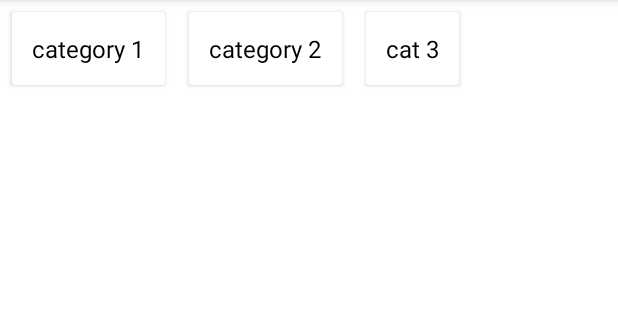
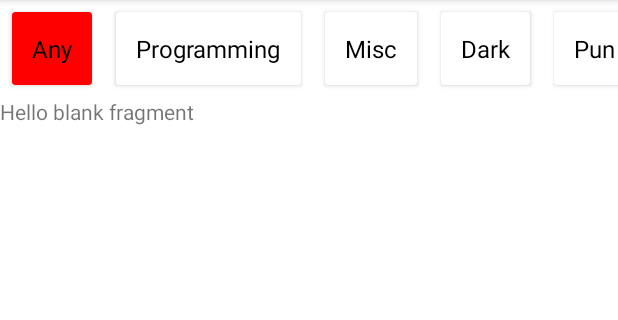
Before and after one commit to JAPHETHNYARANGA/JokesAndroidApp, an Android app: the screen it shows after launch (MainActivity), on a phone screen of 412 x 824 dp, the part 84-404 px from its top. Run offline under Robolectric (Android 15) with nearby library versions, the phone set to English and light mode, and no system bars.

Commit message:
Created url for various joke categories

```diff
--- a/app/build.gradle
+++ b/app/build.gradle
@@ -33,6 +33,7 @@ dependencies {
     implementation 'androidx.appcompat:appcompat:1.3.1'
     implementation 'com.google.android.material:material:1.4.0'
     implementation 'androidx.constraintlayout:constraintlayout:2.1.1'
+    implementation 'androidx.legacy:legacy-support-v4:1.0.0'
     testImplementation 'junit:junit:4.+'
     androidTestImplementation 'androidx.test.ext:junit:1.1.3'
     androidTestImplementation 'androidx.test.espresso:espresso-core:3.4.0'
--- a/app/src/main/java/com/moringaschool/nyarangajokesapp/Adapters/CategoryAdapter.java
+++ b/app/src/main/java/com/moringaschool/nyarangajokesapp/Adapters/CategoryAdapter.java
@@ -1,14 +1,22 @@
 package com.moringaschool.nyarangajokesapp.Adapters;
 
+import android.graphics.Color;
 import android.view.LayoutInflater;
 import android.view.View;
 import android.view.ViewGroup;
 import android.widget.TextView;
+import android.widget.Toast;
 
 import androidx.annotation.NonNull;
+import androidx.appcompat.app.AppCompatActivity;
+import androidx.cardview.widget.CardView;
+import androidx.fragment.app.Fragment;
+import androidx.fragment.app.FragmentManager;
+import androidx.fragment.app.FragmentTransaction;
 import androidx.recyclerview.widget.RecyclerView;
 
 import com.moringaschool.nyarangajokesapp.R;
+import com.moringaschool.nyarangajokesapp.fragments.Main;
 
 import org.w3c.dom.Text;
 
@@ -16,13 +24,14 @@ import java.util.List;
 
 //this adapter extends recycler view adapter since its an adapter for the recycler view
 //view holder is the paremeter , since its where we are going to reference to our customLayout
-//<CtegoryAdapter.View holder> - is because the view holder is inside the category Adapter
+//<CategoryAdapter.View holder> - is because the view holder is inside the category Adapter
 //implements methods
 //the category adapter will be referenced in the main activity, so that we are able to display the api in the recyclerview
 public class CategoryAdapter extends RecyclerView.Adapter<CategoryAdapter.ViewHolder> {
 
     //to receive the data for our categories
     List<String> cats;
+    int positionOfCard;
 
     public CategoryAdapter(List<String> cats){
         this.cats = cats;
@@ -39,6 +48,12 @@ public class CategoryAdapter extends RecyclerView.Adapter<CategoryAdapter.ViewHo
     @Override
     public void onBindViewHolder(@NonNull  CategoryAdapter.ViewHolder holder, int position) {
         holder.catName.setText(cats.get(position));
+        if(positionOfCard == position){
+            holder.cardItem.setCardBackgroundColor(Color.RED);
+        }else{
+            holder.cardItem.setCardBackgroundColor(Color.WHITE);
+        }
+
     }
 
     @Override
@@ -47,11 +62,55 @@ public class CategoryAdapter extends RecyclerView.Adapter<CategoryAdapter.ViewHo
     }
 
     //reference the text view
-    public class ViewHolder extends  RecyclerView.ViewHolder{
+    public class ViewHolder extends  RecyclerView.ViewHolder implements View.OnClickListener{
         TextView catName;
+        CardView cardItem;
         public ViewHolder(@NonNull  View itemView) {
             super(itemView);
             catName = itemView.findViewById(R.id.catName);
+            cardItem = itemView.findViewById(R.id.cardItem);
+            itemView.setOnClickListener(this);
+        }
+
+        @Override
+        public void onClick(View v) {
+            notifyItemChanged(positionOfCard);
+            positionOfCard = getAdapterPosition();
+            notifyItemChanged(positionOfCard);
+
+            if(cats.get(positionOfCard).equals("Any")){
+              loadFragment(v,new Main(v.getContext().getResources().getString(R.string.Url)+ "Any?amount=10"));
+            }
+
+            if(cats.get(positionOfCard).equals("Programming")){
+                loadFragment(v,new Main(v.getContext().getResources().getString(R.string.Url)+ "Programming?amount=10"));
+            }
+
+            if(cats.get(positionOfCard).equals("Misc")){
+                loadFragment(v,new Main(v.getContext().getResources().getString(R.string.Url)+ "Misc?amount=10"));
+            }
+
+            if(cats.get(positionOfCard).equals("Dark")){
+                loadFragment(v,new Main(v.getContext().getResources().getString(R.string.Url)+ "Dark?amount=10"));
+            }
+
+            if(cats.get(positionOfCard).equals("Pun")){
+                loadFragment(v,new Main(v.getContext().getResources().getString(R.string.Url)+ "Pun?amount=10"));
+            }
+
+            if(cats.get(positionOfCard).equals("Spooky")){
+                loadFragment(v,new Main(v.getContext().getResources().getString(R.string.Url)+ "Spooky?amount=10"));
+            }
+
+            if(cats.get(positionOfCard).equals("Christmas")){
+                loadFragment(v,new Main(v.getContext().getResources().getString(R.string.Url)+ "Christmas?amount=10"));
+            }
         }
     }
+    public void loadFragment(View v ,Fragment fragment){
+        AppCompatActivity activity = (AppCompatActivity)v.getContext();
+        FragmentManager manager = activity.getSupportFragmentManager();
+        FragmentTransaction transaction = manager.beginTransaction().replace(R.id.fragment_container, fragment);
+        transaction.commit();
+    }
 }
--- a/app/src/main/java/com/moringaschool/nyarangajokesapp/MainActivity.java
+++ b/app/src/main/java/com/moringaschool/nyarangajokesapp/MainActivity.java
@@ -1,6 +1,8 @@
 package com.moringaschool.nyarangajokesapp;
 
 import androidx.appcompat.app.AppCompatActivity;
+import androidx.fragment.app.FragmentManager;
+import androidx.fragment.app.FragmentTransaction;
 import androidx.recyclerview.widget.LinearLayoutManager;
 import androidx.recyclerview.widget.RecyclerView;
 
@@ -8,6 +10,7 @@ import android.os.Bundle;
 import android.widget.LinearLayout;
 
 import com.moringaschool.nyarangajokesapp.Adapters.CategoryAdapter;
+import com.moringaschool.nyarangajokesapp.fragments.Main;
 
 import java.util.ArrayList;
 import java.util.List;
@@ -25,14 +28,22 @@ public class MainActivity extends AppCompatActivity {
         categories = new ArrayList<>();
 
         //insert cat names
-        categories.add("category 1");
-        categories.add("category 2");
-        categories.add("cat 3");
+        categories.add("Any");
+        categories.add("Programming");
+        categories.add("Misc");
+        categories.add("Dark");
+        categories.add("Pun");
+        categories.add("Spooky");
+        categories.add("Chrismas");
 
         catList = findViewById(R.id.catList);
         adapter = new CategoryAdapter(categories);
 
-        catList.setLayoutManager(new LinearLayoutManager(this, LinearLayout.HORIZONTAL, false));
+        catList.setLayoutManager(new LinearLayoutManager(this, LinearLayoutManager.HORIZONTAL, false));
         catList.setAdapter(adapter);
+
+        FragmentManager manager = getSupportFragmentManager();
+        FragmentTransaction transaction = manager.beginTransaction().replace(R.id.fragment_container, new Main(getResources().getString(R.string.Url)+ "Any?amount=10"));
+        transaction.commit();
     }
 }
--- /dev/null
+++ b/app/src/main/java/com/moringaschool/nyarangajokesapp/fragments/Main.java
@@ -0,0 +1,31 @@
+package com.moringaschool.nyarangajokesapp.fragments;
+
+import android.os.Bundle;
+
+import androidx.fragment.app.Fragment;
+
+import android.util.Log;
+import android.view.LayoutInflater;
+import android.view.View;
+import android.view.ViewGroup;
+
+import com.moringaschool.nyarangajokesapp.R;
+
+import static android.content.ContentValues.TAG;
+
+
+public class Main extends Fragment {
+    String jokeApiUrl;
+
+    public Main(String url){
+        this.jokeApiUrl = url;
+        Log.d(TAG,"Main:" + jokeApiUrl);
+    }
+
+    @Override
+    public View onCreateView(LayoutInflater inflater, ViewGroup container,
+                             Bundle savedInstanceState) {
+        // Inflate the layout for this fragment
+        return inflater.inflate(R.layout.fragment_main, container, false);
+    }
+}
--- a/app/src/main/res/layout/activity_main.xml
+++ b/app/src/main/res/layout/activity_main.xml
@@ -22,5 +22,5 @@
         app:layout_constraintBottom_toBottomOf="parent"
         app:layout_constraintEnd_toEndOf="parent"
         app:layout_constraintStart_toStartOf="parent"
-        app:layout_constraintTop_toTopOf="parent" />
+        app:layout_constraintTop_toBottomOf="@+id/catList" />
 </androidx.constraintlayout.widget.ConstraintLayout>
--- a/app/src/main/res/layout/category_view.xml
+++ b/app/src/main/res/layout/category_view.xml
@@ -6,6 +6,7 @@
     android:layout_height="wrap_content">
 
     <androidx.cardview.widget.CardView
+        android:id="@+id/cardItem"
         android:layout_width="match_parent"
         android:layout_height="wrap_content"
         android:layout_marginStart="8dp"
--- /dev/null
+++ b/app/src/main/res/layout/fragment_main.xml
@@ -0,0 +1,14 @@
+<?xml version="1.0" encoding="utf-8"?>
+<FrameLayout xmlns:android="http://schemas.android.com/apk/res/android"
+    xmlns:tools="http://schemas.android.com/tools"
+    android:layout_width="match_parent"
+    android:layout_height="match_parent"
+    tools:context=".fragments.Main">
+
+    <!-- TODO: Update blank fragment layout -->
+    <TextView
+        android:layout_width="match_parent"
+        android:layout_height="match_parent"
+        android:text="@string/hello_blank_fragment" />
+
+</FrameLayout>
--- a/app/src/main/res/values/strings.xml
+++ b/app/src/main/res/values/strings.xml
@@ -1,3 +1,6 @@
 <resources>
     <string name="app_name">NyarangaJokesApp</string>
+    <!-- TODO: Remove or change this placeholder text -->
+    <string name="hello_blank_fragment">Hello blank fragment</string>
+    <string name="Url">https://v2.jokeapi.dev/joke/</string>
 </resources>
```
